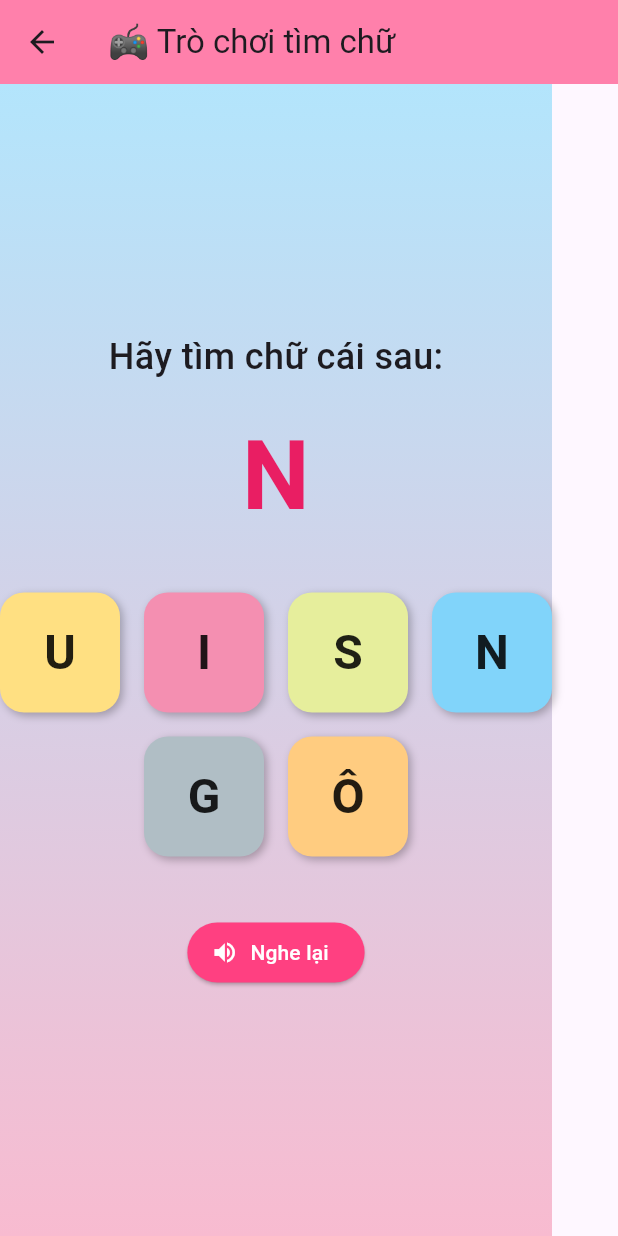
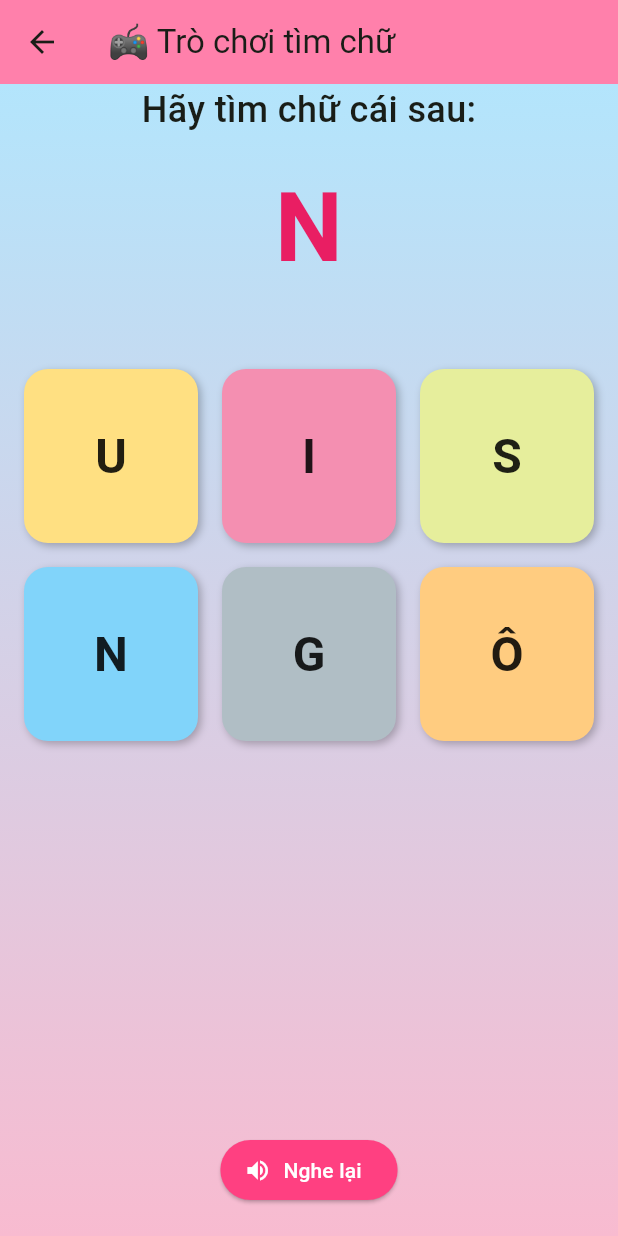
Before and after one commit to cuongevil/wonder_kids, a Flutter app: the screen it shows after launch, after a tap on "Trò chơi tìm chữ", on a phone screen of 412 x 824 dp. Run offline on Flutter 3.47's test engine with Material 3 defaults, Android fonts, the phone set to English and light mode, and no system bars; our stand-ins replace audioplayers, flip_card, flutter_tts.

Commit message:
cập nhật

```diff
--- a/lib/main.dart
+++ b/lib/main.dart
@@ -1,4 +1,5 @@
 import 'package:flutter/material.dart';
+
 import 'screens/start_screen.dart';
 
 void main() {
@@ -13,11 +14,10 @@ class MyApp extends StatelessWidget {
     return MaterialApp(
       title: 'Bé học chữ cái',
       debugShowCheckedModeBanner: false,
-      theme: ThemeData.light().copyWith(
-        primaryColor: Colors.pinkAccent,
+      theme: ThemeData(
+        colorScheme: ColorScheme.fromSeed(seedColor: const Color(0xFF4CAF50)),
+        useMaterial3: true,
       ),
-      darkTheme: ThemeData.dark(),
-      themeMode: ThemeMode.system,
       home: const StartScreen(),
     );
   }
--- a/lib/models/vn_letter.dart
+++ b/lib/models/vn_letter.dart
@@ -1,10 +1,12 @@
 class VnLetter {
+  final String key;
   final String char;
   final String? sampleWord;
   final String? imagePath;
   final String? audioPath;
 
   const VnLetter({
+    required this.key,
     required this.char,
     this.sampleWord,
     this.imagePath,
@@ -12,15 +14,18 @@ class VnLetter {
   });
 
   factory VnLetter.fromJson(Map<String, dynamic> json) {
+    final key = json['key'] as String;
     return VnLetter(
+      key: key,
       char: json['char'] as String,
       sampleWord: json['word'] as String?,
-      imagePath: json['imagePath'] as String?,
-      audioPath: json['audioPath'] as String?,
+      imagePath: 'assets/images/letters/$key.png',
+      audioPath: 'audio/letters/$key.mp3',
     );
   }
 
   Map<String, dynamic> toJson() => {
+    'key': key,
     'char': char,
     'word': sampleWord,
     'imagePath': imagePath,
--- a/lib/screens/game_screen.dart
+++ b/lib/screens/game_screen.dart
@@ -1,10 +1,11 @@
 import 'dart:convert';
 import 'dart:math';
+
 import 'package:flutter/material.dart';
 import 'package:flutter/services.dart';
+
 import '../models/vn_letter.dart';
 import '../services/audio_service.dart';
-import '../utils/letter_assets.dart';
 
 class GameScreen extends StatefulWidget {
   const GameScreen({super.key});
@@ -17,6 +18,8 @@ class _GameScreenState extends State<GameScreen> {
   List<VnLetter> letters = [];
   VnLetter? targetLetter;
   List<VnLetter> options = [];
+  VnLetter? selected; // ô mà user chọn
+  bool isCorrect = false;
 
   @override
   void initState() {
@@ -25,8 +28,9 @@ class _GameScreenState extends State<GameScreen> {
   }
 
   Future<void> _loadLetters() async {
-    final String response =
-    await rootBundle.loadString('assets/config/letters.json');
+    final String response = await rootBundle.loadString(
+      'assets/config/letters.json',
+    );
     final List<dynamic> data = json.decode(response);
     setState(() {
       letters = data.map((e) => VnLetter.fromJson(e)).toList();
@@ -40,43 +44,46 @@ class _GameScreenState extends State<GameScreen> {
     final random = Random();
     targetLetter = letters[random.nextInt(letters.length)];
 
-    // lấy thêm vài lựa chọn sai
+    // tạo options ngẫu nhiên
     final shuffled = [...letters]..shuffle();
     options = (shuffled.take(5).toList()..add(targetLetter!))..shuffle();
 
-    // phát âm thanh: "Hãy tìm chữ X"
+    selected = null; // reset chọn
+    isCorrect = false;
+
+    // phát âm thanh: "hãy tìm chữ X"
     if (targetLetter!.audioPath != null) {
-      AudioService.play(LetterAssets.getAudio(targetLetter!.audioPath!));
+      AudioService.play(targetLetter!.audioPath!);
     }
   }
 
   void _checkAnswer(VnLetter chosen) {
-    if (chosen.char == targetLetter!.char) {
-      // đúng
-      ScaffoldMessenger.of(context).showSnackBar(
-        const SnackBar(content: Text("🎉 Giỏi lắm!")),
-      );
-      AudioService.play("audio/correct.mp3"); // âm thanh đúng
+    setState(() {
+      selected = chosen;
+      isCorrect = (chosen.char == targetLetter!.char);
+    });
+
+    if (isCorrect) {
+      AudioService.play("audio/correct.mp3");
       Future.delayed(const Duration(seconds: 1), () {
         setState(() {
           _nextRound();
         });
       });
     } else {
-      // sai
-      ScaffoldMessenger.of(context).showSnackBar(
-        const SnackBar(content: Text("❌ Sai rồi, thử lại nhé!")),
-      );
-      AudioService.play("audio/wrong.mp3"); // âm thanh sai
+      AudioService.play("audio/wrong.mp3");
+      Future.delayed(const Duration(seconds: 1), () {
+        setState(() {
+          selected = null; // reset để user chọn lại
+        });
+      });
     }
   }
 
   @override
   Widget build(BuildContext context) {
     if (targetLetter == null) {
-      return const Scaffold(
-        body: Center(child: CircularProgressIndicator()),
-      );
+      return const Scaffold(body: Center(child: CircularProgressIndicator()));
     }
 
     return Scaffold(
@@ -109,29 +116,41 @@ class _GameScreenState extends State<GameScreen> {
               ),
             ),
             const SizedBox(height: 32),
-            Wrap(
-              alignment: WrapAlignment.center,
-              spacing: 16,
-              runSpacing: 16,
+            Expanded(
+              child: GridView.count(
+                crossAxisCount: 3,
+                padding: const EdgeInsets.all(16),
+                crossAxisSpacing: 16,
+                mainAxisSpacing: 16,
                 children: options.map((letter) {
+                  final isSelected = selected == letter;
+                  Color bgColor;
+
+                  if (isSelected) {
+                    bgColor = isCorrect
+                        ? Colors.green.shade400
+                        : Colors.red.shade400;
+                  } else {
+                    bgColor = Colors
+                        .primaries[letter.char.codeUnitAt(0) %
+                            Colors.primaries.length]
+                        .shade200;
+                  }
+
                   return GestureDetector(
-                  onTap: () => _checkAnswer(letter),
-                  child: Container(
-                    width: 80,
-                    height: 80,
+                    onTap: selected == null ? () => _checkAnswer(letter) : null,
+                    child: AnimatedContainer(
+                      duration: const Duration(milliseconds: 300),
                       alignment: Alignment.center,
                       decoration: BoxDecoration(
-                      color: Colors.primaries[
-                      letter.char.codeUnitAt(0) %
-                          Colors.primaries.length]
-                          .shade200,
+                        color: bgColor,
                         borderRadius: BorderRadius.circular(16),
                         boxShadow: const [
                           BoxShadow(
                             color: Colors.black26,
                             blurRadius: 4,
                             offset: Offset(2, 2),
-                        )
+                          ),
                         ],
                       ),
                       child: Text(
@@ -146,12 +165,12 @@ class _GameScreenState extends State<GameScreen> {
                   );
                 }).toList(),
               ),
-            const SizedBox(height: 40),
+            ),
+            const SizedBox(height: 20),
             ElevatedButton.icon(
               onPressed: () {
                 if (targetLetter!.audioPath != null) {
-                  AudioService.play(
-                      LetterAssets.getAudio(targetLetter!.audioPath!));
+                  AudioService.play(targetLetter!.audioPath!);
                 }
               },
               icon: const Icon(Icons.volume_up),
@@ -161,6 +180,7 @@ class _GameScreenState extends State<GameScreen> {
                 foregroundColor: Colors.white,
               ),
             ),
+            const SizedBox(height: 20),
           ],
         ),
       ),
--- a/lib/screens/start_screen.dart
+++ b/lib/screens/start_screen.dart
@@ -1,11 +1,13 @@
+import 'package:audioplayers/audioplayers.dart';
 import 'package:flutter/material.dart';
-import 'package:audioplayers/audioplayers.dart';
-import 'home_screen.dart';
+
 import 'flashcard_screen.dart';
 import 'game_screen.dart';
+import 'home_screen.dart';
 
 class StartScreen extends StatefulWidget {
   const StartScreen({super.key});
+
   @override
   State<StartScreen> createState() => _StartScreenState();
 }
@@ -17,36 +19,6 @@ class _StartScreenState extends State<StartScreen>
   @override
   void initState() {
     super.initState();
-    _bgmPlayer = AudioPlayer();
-    _playBgmSafe();
-  }
-
-  Future<void> _playBgmSafe() async {
-    try {
-      await _bgmPlayer.setReleaseMode(ReleaseMode.loop);
-      await _bgmPlayer.setVolume(0.35);
-
-      // Ưu tiên mp3, nếu không có sẽ fallback sang wav
-      final candidates = ["audio/bgm.mp3", "audio/bgm.wav"];
-      for (final src in candidates) {
-        try {
-          await _bgmPlayer.play(AssetSource(src));
-          // nếu play ok thì thoát
-          return;
-        } catch (_) {
-          // thử cái tiếp theo
-        }
-      }
-    } catch (e) {
-      debugPrint("BGM error: $e");
-    }
-  }
-
-  @override
-  void dispose() {
-    _bgmPlayer.stop();
-    _bgmPlayer.dispose();
-    super.dispose();
   }
 
   @override
@@ -78,7 +50,7 @@ class _StartScreenState extends State<StartScreen>
                 "assets/images/mascot.png",
                 height: 150,
                 errorBuilder: (_, __, ___) =>
-                const Icon(Icons.pets, size: 120, color: Colors.white70),
+                    const Icon(Icons.pets, size: 120, color: Colors.white70),
               ),
               const SizedBox(height: 24),
 
@@ -199,7 +171,7 @@ class _AnimatedGradientButtonState extends State<AnimatedGradientButton>
                     widget.iconPath,
                     height: 28,
                     errorBuilder: (_, __, ___) =>
-                    const Icon(Icons.image, color: Colors.white),
+                        const Icon(Icons.image, color: Colors.white),
                   ),
                   const SizedBox(width: 12),
                   Text(
--- a/lib/services/letter_loader.dart
+++ b/lib/services/letter_loader.dart
@@ -1,5 +1,7 @@
 import 'dart:convert';
+
 import 'package:flutter/services.dart' show rootBundle;
+
 import '../models/vn_letter.dart';
 
 class LetterLoader {
@@ -15,6 +17,7 @@ class LetterLoader {
       final char = e['char'] as String;
       final word = (e['word'] as String?)?.trim();
       return VnLetter(
+        key: char,
         char: char,
         sampleWord: (word == null || word.isEmpty) ? null : word,
         imagePath: 'assets/images/letters/$key.png',
```
Also changed, not shown: lib/screens/flashcard_screen.dart (+19 -15 lines), lib/utils/letter_assets.dart (deleted, +0 -10 lines), lib/widgets/celebration_overlay.dart (added, +87 -0 lines), lib/widgets/letter_card.dart (+12 -13 lines). Lines whose indentation alone changed are shown as unchanged.
